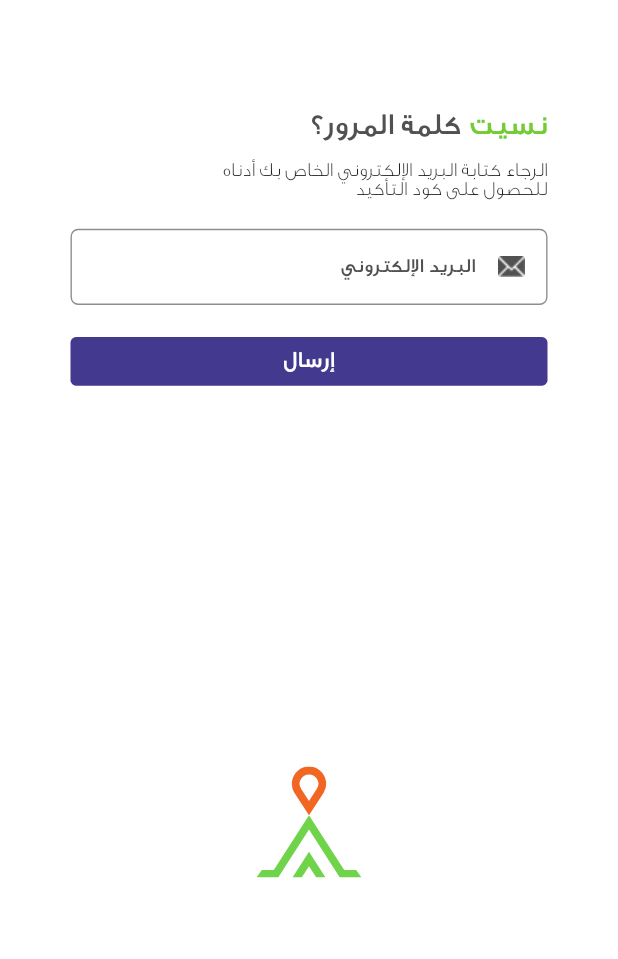
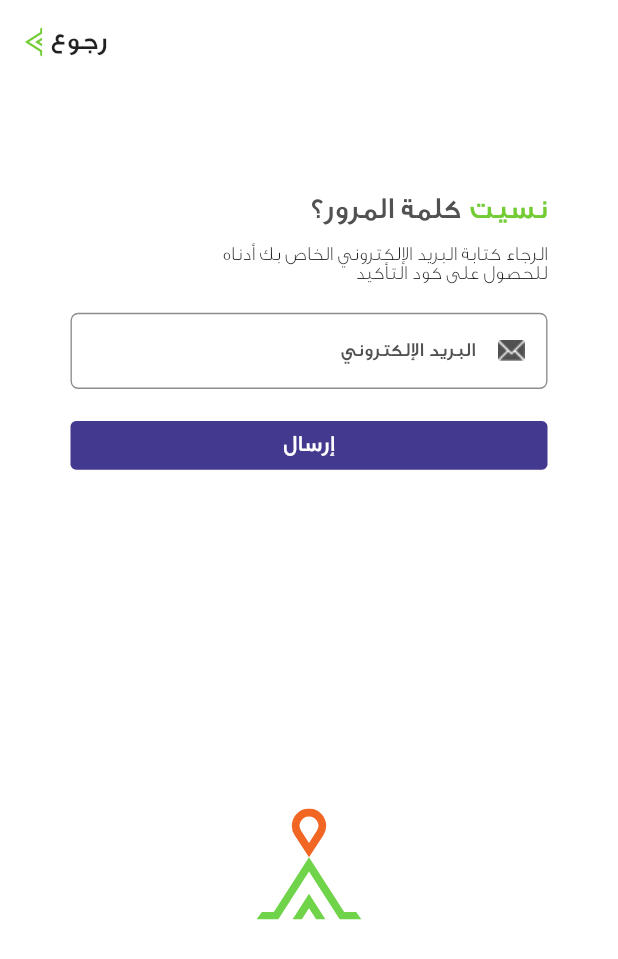
Before and after one commit to MahmedRahman/Tirhaly, a Flutter app: the ForgetPasswordView widget shown alone on an empty page, opened directly, on a phone screen of 412 x 824 dp. Shown: the top 959 px of the screen. Run offline on Flutter 3.47's test engine with Material 2 defaults, Android fonts, the phone set to English and light mode, and no system bars; our stand-ins replace animate_do, flutter_screenutil, flutter_svg, get, page_transition, rive; statements that could not run were skipped.

Commit message:
call app bar

```diff
--- a/lib/features/auth/presentation/pages/restPassword/forget_password_view.dart
+++ b/lib/features/auth/presentation/pages/restPassword/forget_password_view.dart
@@ -6,6 +6,7 @@ import 'package:get/get.dart';
 import 'package:thrhaly/core/const.dart';
 import 'package:thrhaly/core/spacer.dart';
 import 'package:thrhaly/features/auth/presentation/pages/restPassword/otp_view.dart';
+import 'package:thrhaly/features/auth/presentation/widgets/back_button.dart';
 import 'package:thrhaly/features/auth/presentation/widgets/base_auth_page.dart';
 import 'package:thrhaly/features/auth/presentation/widgets/form_title.dart';
 import 'package:thrhaly/features/auth/presentation/widgets/login_button.dart';
@@ -17,6 +18,15 @@ class ForgetPasswordView extends GetView {
   @override
   Widget build(BuildContext context) {
     return BaseAuthPage(
+      appBar: AppBar(
+        backgroundColor: Theme.of(context).scaffoldBackgroundColor,
+        elevation: 0,
+        actions: [
+          backButton(onPressed: () {
+            Get.back();
+          })
+        ],
+      ),
       child: Form(
         autovalidateMode: AutovalidateMode.onUserInteraction,
         key: _formKey,
```
